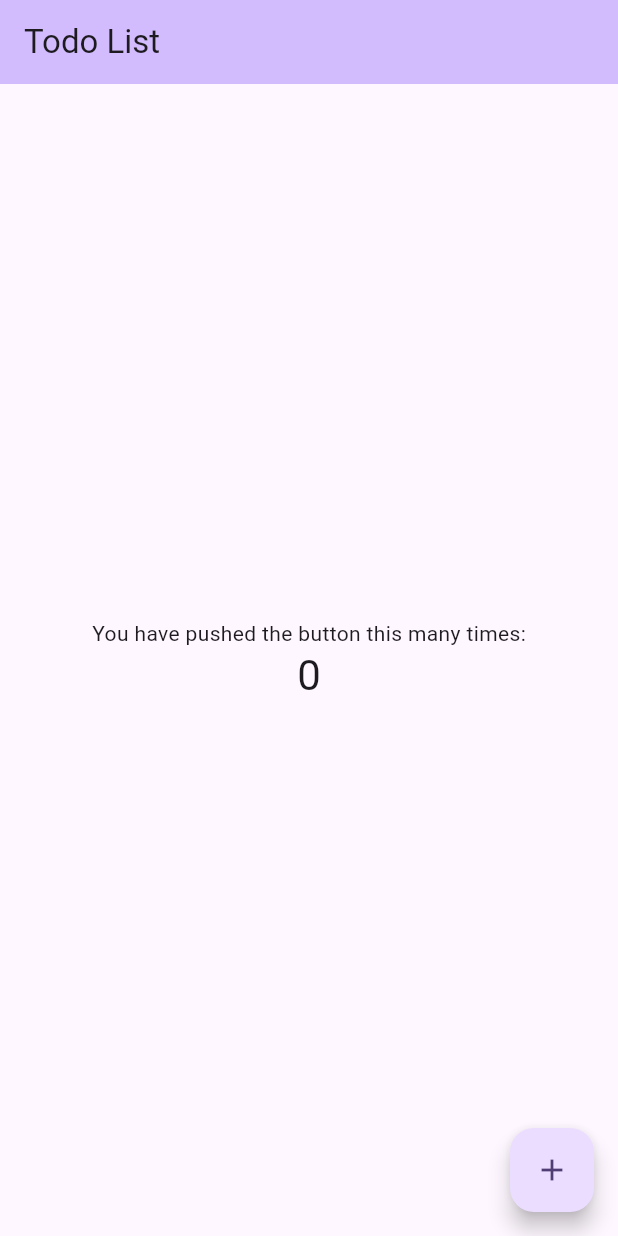
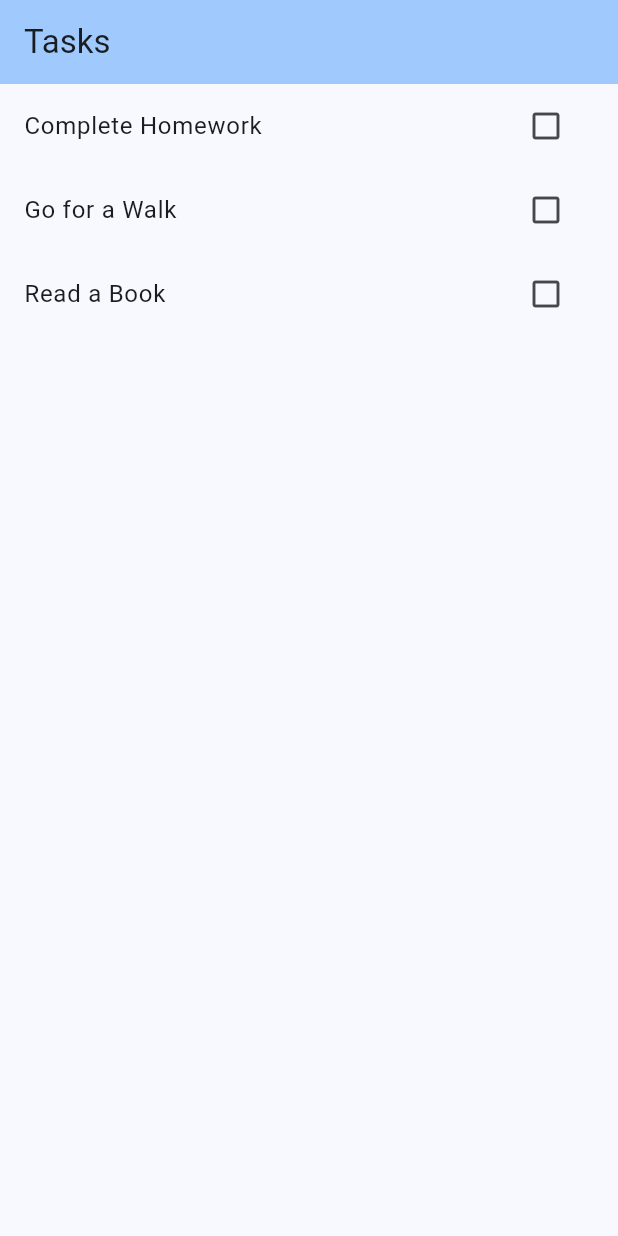
Before and after one commit to hanscanonico/todo_list_mobile, a Flutter app: the screen it shows after launch, on a phone screen of 412 x 824 dp. Run offline on Flutter 3.47's test engine with Material 3 defaults, Android fonts, the phone set to English and light mode, and no system bars.

Commit message:
some progress

```diff
--- a/lib/main.dart
+++ b/lib/main.dart
@@ -1,4 +1,5 @@
 import 'package:flutter/material.dart';
+import 'package:todo_list_mobile/screens/TasksPage.dart';
 
 void main() {
   runApp(const MyApp());
@@ -13,25 +14,10 @@
     return MaterialApp(
       title: 'Todo List app',
       theme: ThemeData(
-        // This is the theme of your application.
-        //
-        // TRY THIS: Try running your application with "flutter run". You'll see
-        // the application has a purple toolbar. Then, without quitting the app,
-        // try changing the seedColor in the colorScheme below to Colors.green
-        // and then invoke "hot reload" (save your changes or press the "hot
-        // reload" button in a Flutter-supported IDE, or press "r" if you used
-        // the command line to start the app).
-        //
-        // Notice that the counter didn't reset back to zero; the application
-        // state is not lost during the reload. To reset the state, use hot
-        // restart instead.
-        //
-        // This works for code too, not just values: Most code changes can be
-        // tested with just a hot reload.
-        colorScheme: ColorScheme.fromSeed(seedColor: Colors.deepPurple),
+        colorScheme: ColorScheme.fromSeed(seedColor: Colors.blue),
         useMaterial3: true,
       ),
-      home: const MyHomePage(title: 'Todo List'),
+      home: const TasksPage(),
     );
   }
 }
--- /dev/null
+++ b/lib/screens/TasksPage.dart
@@ -0,0 +1,28 @@
+import 'package:flutter/material.dart';
+import 'package:todo_list_mobile/widgets/Task.dart';
+
+class TasksPage extends StatefulWidget {
+  const TasksPage({super.key});
+
+  @override
+  _TasksPageState createState() => _TasksPageState();
+}
+
+class _TasksPageState extends State<TasksPage> {
+  @override
+  Widget build(BuildContext context) {
+    return Scaffold(
+      appBar: AppBar(
+        backgroundColor: Theme.of(context).colorScheme.inversePrimary,
+        title: Text('Tasks'),
+      ),
+      body: ListView(
+        children: [
+          const Task(taskName: 'Complete Homework'),
+          const Task(taskName: 'Go for a Walk'),
+          const Task(taskName: 'Read a Book'),
+        ],
+      ),
+    );
+  }
+}
--- /dev/null
+++ b/lib/widgets/Task.dart
@@ -0,0 +1,38 @@
+import 'package:flutter/material.dart';
+
+class Task extends StatefulWidget {
+  final String taskName;
+
+  const Task({Key? key, required this.taskName}) : super(key: key);
+
+  @override
+  _TaskState createState() => _TaskState();
+}
+
+class _TaskState extends State<Task> {
+  bool _isDone = false;
+
+  void _toggleDone() {
+    setState(() {
+      _isDone = !_isDone;
+    });
+  }
+
+  @override
+  Widget build(BuildContext context) {
+    return ListTile(
+      title: Text(
+        widget.taskName,
+        style: TextStyle(
+          decoration: _isDone ? TextDecoration.lineThrough : null,
+        ),
+      ),
+      trailing: IconButton(
+        icon: Icon(
+          _isDone ? Icons.check_box : Icons.check_box_outline_blank,
+        ),
+        onPressed: _toggleDone,
+      ),
+    );
+  }
+}
```
Also changed, not shown: lib/screens/ListPage.dart (added, +28 -0 lines).
